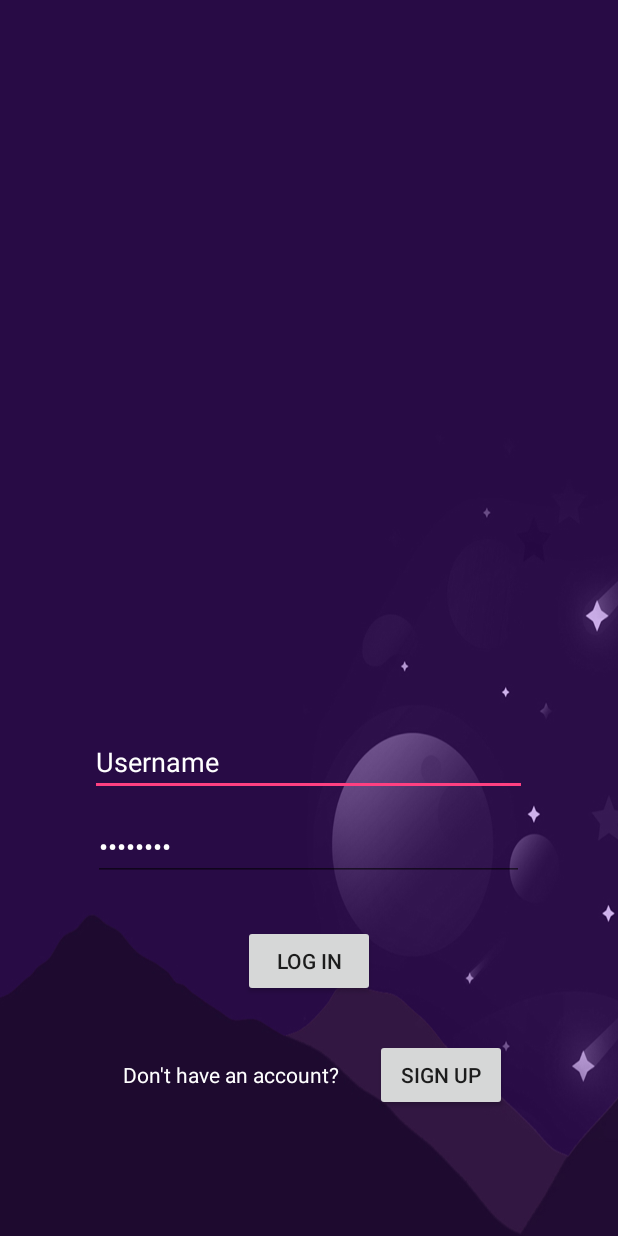
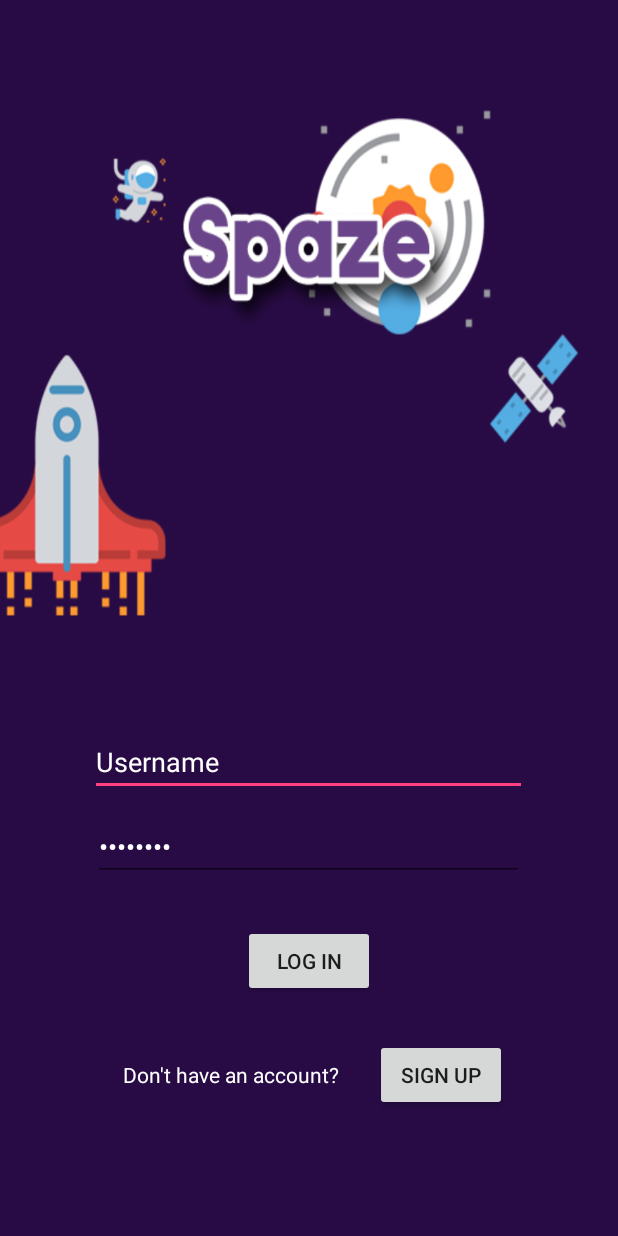
Before and after one commit to iNonzq/Spaze, an Android app: the layout activity_page_login.xml on its own in the app's theme, with its tools: preview values and no code run, on a phone screen of 412 x 824 dp. Run offline under Robolectric (Android 15) with nearby library versions, the phone set to English and light mode, and no system bars.

Commit message:
Minor changes

```diff
--- a/app/src/main/res/layout/activity_page_login.xml
+++ b/app/src/main/res/layout/activity_page_login.xml
@@ -4,7 +4,7 @@
     xmlns:tools="http://schemas.android.com/tools"
     android:layout_width="match_parent"
     android:layout_height="match_parent"
-    android:background="@drawable/bg"
+    android:background="@drawable/bg_login"
     >
 
     <RelativeLayout
@@ -69,7 +69,7 @@
             android:layout_alignBaseline="@+id/SignupButton"
             android:layout_alignParentStart="true"
             android:layout_marginStart="48dp"
-            android:text="Don't have an account?"
+            android:text="@string/don_t_have_an_account"
             android:textColor="#ffffff"
             tools:layout_editor_absoluteX="65dp"
             tools:layout_editor_absoluteY="389dp" />
--- a/app/src/main/res/values/strings.xml
+++ b/app/src/main/res/values/strings.xml
@@ -3,4 +3,5 @@
     <string name="username_text">Username</string>
     <string name="pass_text">Password</string>
     <string name="login_button">Log In</string>
+    <string name="don_t_have_an_account">Don\'t have an account?</string>
 </resources>
```
